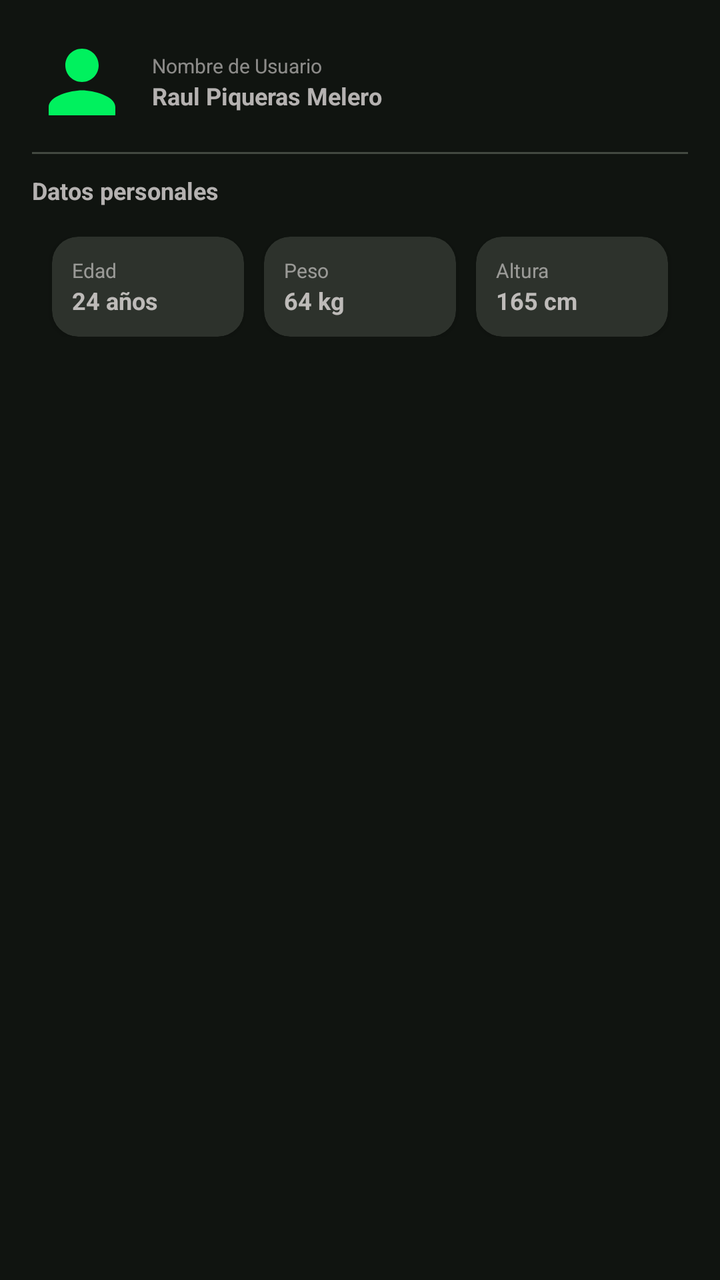
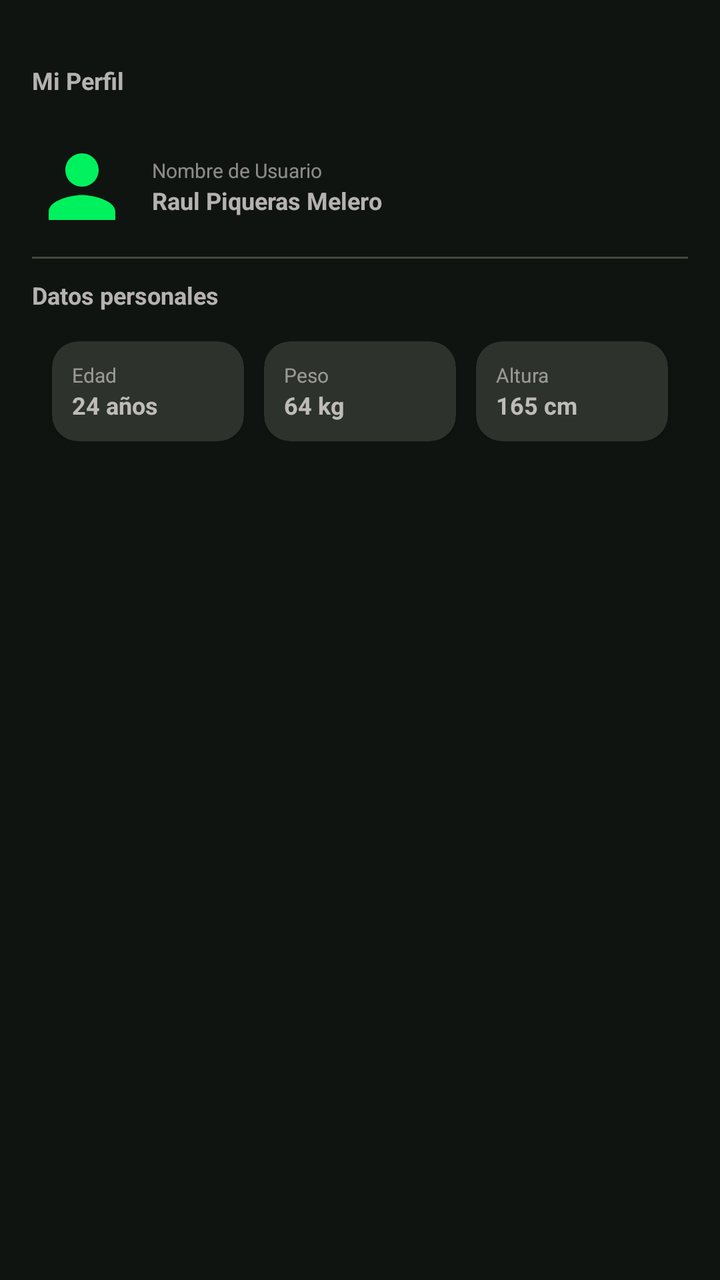

An Android layout rendered at two revisions. The XML below is the earlier revision; the diff shows what the commit changed to produce the second picture.
<!-- AndroidManifest.xml: application theme Theme.RunTruckerRaul -->
<!-- res/layout/fragment_profile.xml -->
<?xml version="1.0" encoding="utf-8"?>
<LinearLayout xmlns:android="http://schemas.android.com/apk/res/android"
    android:layout_width="match_parent"
    android:layout_height="match_parent"
    xmlns:tools="http://schemas.android.com/tools"
    xmlns:app="http://schemas.android.com/apk/res-auto"
    android:orientation="vertical"
    android:padding="16dp"
    tools:context=".ui.ProfileFragment">

    <LinearLayout
        android:layout_width="match_parent"
        android:layout_height="wrap_content"
        android:orientation="horizontal"
        android:gravity="center_vertical">

        <ImageView
            android:layout_marginEnd="10dp"
            android:layout_width="50dp"
            android:layout_height="50dp"
            android:src="@drawable/profile"
            app:tint="#00F15E" />

        <LinearLayout
            android:layout_width="wrap_content"
            android:layout_height="wrap_content"
            android:orientation="vertical">

            <TextView
                android:textColor="#85FFF9F9"
                android:layout_width="wrap_content"
                android:layout_height="wrap_content"
                android:textSize="10sp"
                android:text="Nombre de Usuario"/>

            <TextView
                android:id="@+id/textViewTrainingTime"
                android:textColor="#B0FFF9F9"
                android:layout_width="wrap_content"
                android:layout_height="wrap_content"
                android:textSize="12sp"
                android:textStyle="bold"
                android:text="Raul Piqueras Melero"/>

        </LinearLayout>

    </LinearLayout>

    <com.google.android.material.divider.MaterialDivider
        android:layout_width="match_parent"
        android:layout_height="wrap_content"
        android:layout_marginVertical="10dp"/>

    <TextView
        android:textColor="#B0FFF9F9"
        android:layout_width="wrap_content"
        android:layout_height="wrap_content"
        android:textSize="12sp"
        android:textStyle="bold"
        android:text="Datos personales"/>

    <LinearLayout
        android:layout_marginTop="10dp"
        android:layout_width="match_parent"
        android:layout_height="wrap_content"
        android:orientation="horizontal"
        android:padding="5dp">
        <androidx.cardview.widget.CardView
            android:layout_marginHorizontal="5dp"
            app:cardCornerRadius="13dp"
            android:layout_width="match_parent"
            android:layout_weight="1"
            android:layout_height="wrap_content"
            android:backgroundTint="@color/md_theme_inverseOnSurface">

            <LinearLayout
                android:padding="10dp"
                android:layout_width="wrap_content"
                android:layout_height="wrap_content"
                android:orientation="vertical">

                <TextView
                    android:textColor="#85FFF9F9"
                    android:layout_width="wrap_content"
                    android:layout_height="wrap_content"
                    android:textSize="10sp"
                    android:text="Edad"/>

                <TextView
                    android:id="@+id/textViewTrainingDistance"
                    android:textColor="#B0FFF9F9"
                    android:layout_width="wrap_content"
                    android:layout_height="wrap_content"
                    android:textSize="12sp"
                    android:textStyle="bold"
                    android:text="24 años"/>

            </LinearLayout>

        </androidx.cardview.widget.CardView>

        <androidx.cardview.widget.CardView
            android:layout_marginHorizontal="5dp"
            app:cardCornerRadius="13dp"
            android:layout_width="match_parent"
            android:layout_weight="1"
            android:layout_height="wrap_content"
            android:backgroundTint="@color/md_theme_inverseOnSurface">

            <LinearLayout
                android:padding="10dp"
                android:layout_width="wrap_content"
                android:layout_height="wrap_content"
                android:orientation="vertical">

                <TextView
                    android:textColor="#85FFF9F9"
                    android:layout_width="wrap_content"
                    android:layout_height="wrap_content"
                    android:textSize="10sp"
                    android:text="Peso"/>

                <TextView
                    android:textColor="#B0FFF9F9"
                    android:layout_width="wrap_content"
                    android:layout_height="wrap_content"
                    android:textSize="12sp"
                    android:textStyle="bold"
                    android:text="64 kg"/>

            </LinearLayout>

        </androidx.cardview.widget.CardView>

        <androidx.cardview.widget.CardView
            android:layout_marginHorizontal="5dp"
            app:cardCornerRadius="13dp"
            android:layout_width="match_parent"
            android:layout_weight="1"
            android:layout_height="wrap_content"
            android:backgroundTint="@color/md_theme_inverseOnSurface">

            <LinearLayout
                android:padding="10dp"
                android:layout_width="wrap_content"
                android:layout_height="wrap_content"
                android:orientation="vertical">

                <TextView
                    android:textColor="#85FFF9F9"
                    android:layout_width="wrap_content"
                    android:layout_height="wrap_content"
                    android:textSize="10sp"
                    android:text="Altura"/>

                <TextView
                    android:textColor="#B0FFF9F9"
                    android:layout_width="wrap_content"
                    android:layout_height="wrap_content"
                    android:textSize="12sp"
                    android:textStyle="bold"
                    android:text="165 cm"/>

            </LinearLayout>

        </androidx.cardview.widget.CardView>

    </LinearLayout>



</LinearLayout>
<!-- resources referenced by this layout -->
<resources>
  <color name="md_theme_inverseOnSurface">#2D322C</color>
  <!-- drawable profile (drawable) -->
  <vector android:height="24dp" android:tint="#000000"
      android:viewportHeight="24" android:viewportWidth="24"
      android:width="24dp" xmlns:android="http://schemas.android.com/apk/res/android">
      <path android:fillColor="@android:color/white" android:pathData="M12,12c2.21,0 4,-1.79 4,-4s-1.79,-4 -4,-4 -4,1.79 -4,4 1.79,4 4,4zM12,14c-2.67,0 -8,1.34 -8,4v2h16v-2c0,-2.66 -5.33,-4 -8,-4z"/>
  </vector>
  <style name="Theme.RunTruckerRaul" parent="Base.Theme.RunTruckerRaul" />
  <color name="md_theme_primary">#9ED49D</color>
  <color name="md_theme_onPrimary">#043912</color>
  <color name="md_theme_primaryContainer">#205026</color>
  <color name="md_theme_onPrimaryContainer">#B9F0B7</color>
  <color name="md_theme_secondary">#B9CCB5</color>
  <color name="md_theme_onSecondary">#243424</color>
  <color name="md_theme_secondaryContainer">#3A4B39</color>
  <color name="md_theme_onSecondaryContainer">#D4E8D0</color>
  <color name="md_theme_tertiary">#A1CED5</color>
  <color name="md_theme_onTertiary">#00363C</color>
  <color name="md_theme_tertiaryContainer">#1F4D53</color>
  <color name="md_theme_onTertiaryContainer">#BCEBF2</color>
  <color name="md_theme_error">#FFB4AB</color>
  <color name="md_theme_onError">#690005</color>
  <color name="md_theme_errorContainer">#93000A</color>
  <color name="md_theme_onErrorContainer">#FFDAD6</color>
  <color name="md_theme_background">#101410</color>
  <color name="md_theme_onBackground">#E0E4DB</color>
  <color name="md_theme_surface">#101410</color>
  <color name="md_theme_onSurface">#E0E4DB</color>
  <color name="md_theme_surfaceVariant">#424940</color>
  <color name="md_theme_onSurfaceVariant">#C2C9BD</color>
  <color name="md_theme_outline">#8C9389</color>
  <color name="md_theme_outlineVariant">#424940</color>
  <color name="md_theme_inverseSurface">#E0E4DB</color>
  <color name="md_theme_inversePrimary">#38693C</color>
  <color name="md_theme_primaryFixed">#B9F0B7</color>
  <color name="md_theme_onPrimaryFixed">#002106</color>
  <color name="md_theme_primaryFixedDim">#9ED49D</color>
  <color name="md_theme_onPrimaryFixedVariant">#205026</color>
  <color name="md_theme_secondaryFixed">#D4E8D0</color>
  <color name="md_theme_onSecondaryFixed">#101F10</color>
  <color name="md_theme_secondaryFixedDim">#B9CCB5</color>
  <color name="md_theme_onSecondaryFixedVariant">#3A4B39</color>
  <color name="md_theme_tertiaryFixed">#BCEBF2</color>
  <color name="md_theme_onTertiaryFixed">#001F23</color>
  <color name="md_theme_tertiaryFixedDim">#A1CED5</color>
  <color name="md_theme_onTertiaryFixedVariant">#1F4D53</color>
  <color name="md_theme_surfaceDim">#101410</color>
  <color name="md_theme_surfaceBright">#363A34</color>
  <color name="md_theme_surfaceContainerLowest">#0B0F0B</color>
  <color name="md_theme_surfaceContainerLow">#181D18</color>
  <color name="md_theme_surfaceContainer">#1C211B</color>
  <color name="md_theme_surfaceContainerHigh">#272B26</color>
  <color name="md_theme_surfaceContainerHighest">#313630</color>
  <!-- unchanged entries left out for length: 1 -->
</resources>

<!-- the commit's change to res/layout/fragment_profile.xml (unified diff, before → after) -->
@@ -8,7 +8,17 @@
     android:padding="16dp"
     tools:context=".ui.ProfileFragment">
 
+    <TextView
+        android:layout_marginTop="16dp"
+        android:textColor="#B0FFF9F9"
+        android:layout_width="wrap_content"
+        android:layout_height="wrap_content"
+        android:textSize="12sp"
+        android:textStyle="bold"
+        android:text="Mi Perfil"/>
+
     <LinearLayout
+        android:layout_marginTop="20dp"
         android:layout_width="match_parent"
         android:layout_height="wrap_content"
         android:orientation="horizontal"
